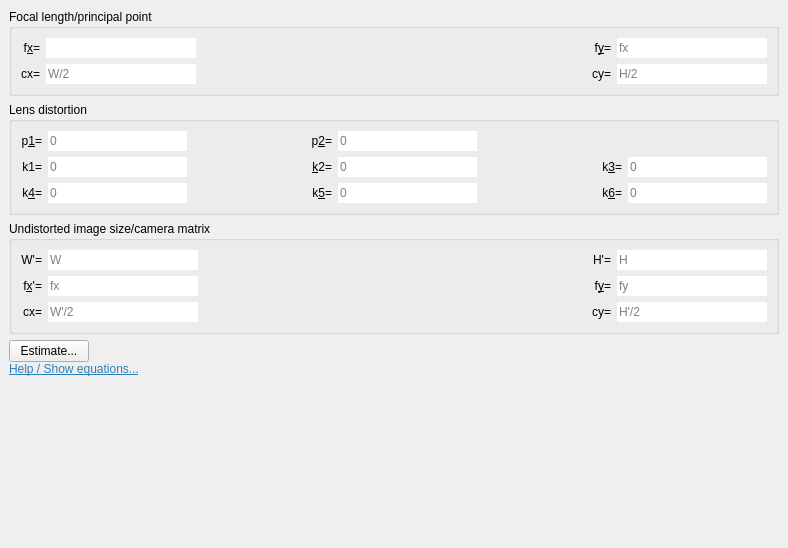
Above: main/CalibrationDataDockWidget.ui from fabio-d/camera-calibration-studio before the change. Below: the same form after it.
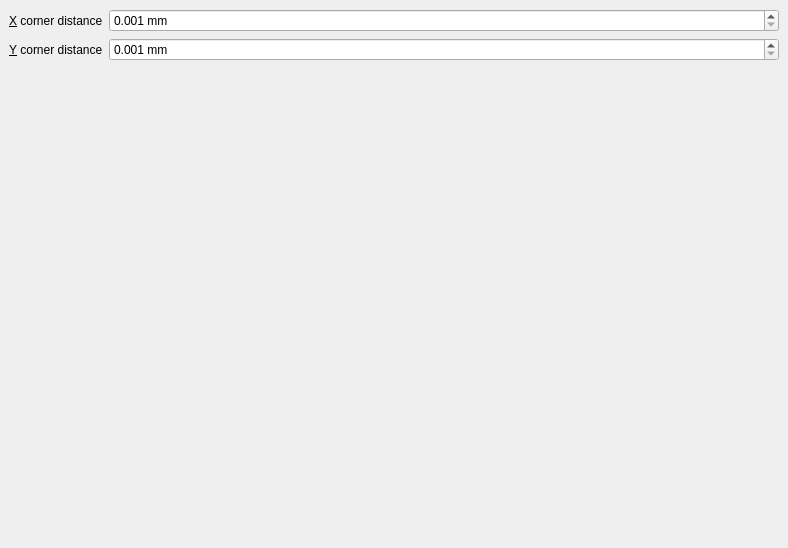
That is the form after the change.

Commit message: Calibration pattern definition and preview

```diff
--- a/main/CalibrationDataDockWidget.ui
+++ b/main/CalibrationDataDockWidget.ui
@@ -12,7 +12,7 @@
   </property>
   <widget class="QStackedWidget" name="dockWidgetContents">
    <property name="currentIndex">
-    <number>1</number>
+    <number>2</number>
    </property>
    <widget class="QWidget" name="noParametersPage">
     <layout class="QVBoxLayout" name="verticalLayout">
@@ -793,6 +793,65 @@
      </layout>
     </widget>
    </widget>
+   <widget class="QWidget" name="patternParametersPage">
+    <layout class="QFormLayout" name="formLayout">
+     <property name="fieldGrowthPolicy">
+      <enum>QFormLayout::AllNonFixedFieldsGrow</enum>
+     </property>
+     <item row="0" column="0">
+      <widget class="QLabel" name="label_21">
+       <property name="text">
+        <string>&amp;X corner distance</string>
+       </property>
+       <property name="buddy">
+        <cstring>cornerDistanceXDoubleSpinBox</cstring>
+       </property>
+      </widget>
+     </item>
+     <item row="0" column="1">
+      <widget class="QDoubleSpinBox" name="cornerDistanceXDoubleSpinBox">
+       <property name="suffix">
+        <string> mm</string>
+       </property>
+       <property name="decimals">
+        <number>3</number>
+       </property>
+       <property name="minimum">
+        <double>0.001000000000000</double>
+       </property>
+       <property name="maximum">
+        <double>10000.000000000000000</double>
+       </property>
+      </widget>
+     </item>
+     <item row="1" column="0">
+      <widget class="QLabel" name="label_22">
+       <property name="text">
+        <string>&amp;Y corner distance</string>
+       </property>
+       <property name="buddy">
+        <cstring>cornerDistanceYDoubleSpinBox</cstring>
+       </property>
+      </widget>
+     </item>
+     <item row="1" column="1">
+      <widget class="QDoubleSpinBox" name="cornerDistanceYDoubleSpinBox">
+       <property name="suffix">
+        <string> mm</string>
+       </property>
+       <property name="decimals">
+        <number>3</number>
+       </property>
+       <property name="minimum">
+        <double>0.001000000000000</double>
+       </property>
+       <property name="maximum">
+        <double>10000.000000000000000</double>
+       </property>
+      </widget>
+     </item>
+    </layout>
+   </widget>
   </widget>
  </widget>
  <tabstops>
```
Left out of the diff: 2 changed lines with no effect on the pictures. The commit also changes 20 other files.
